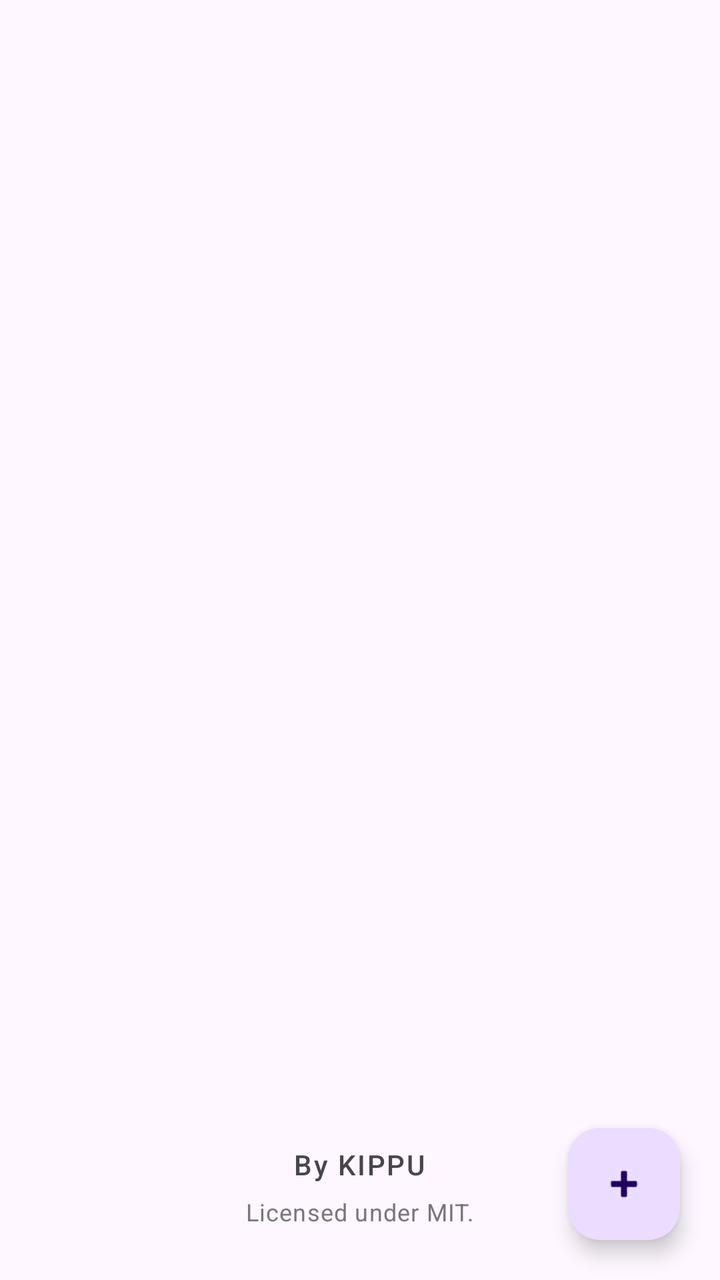
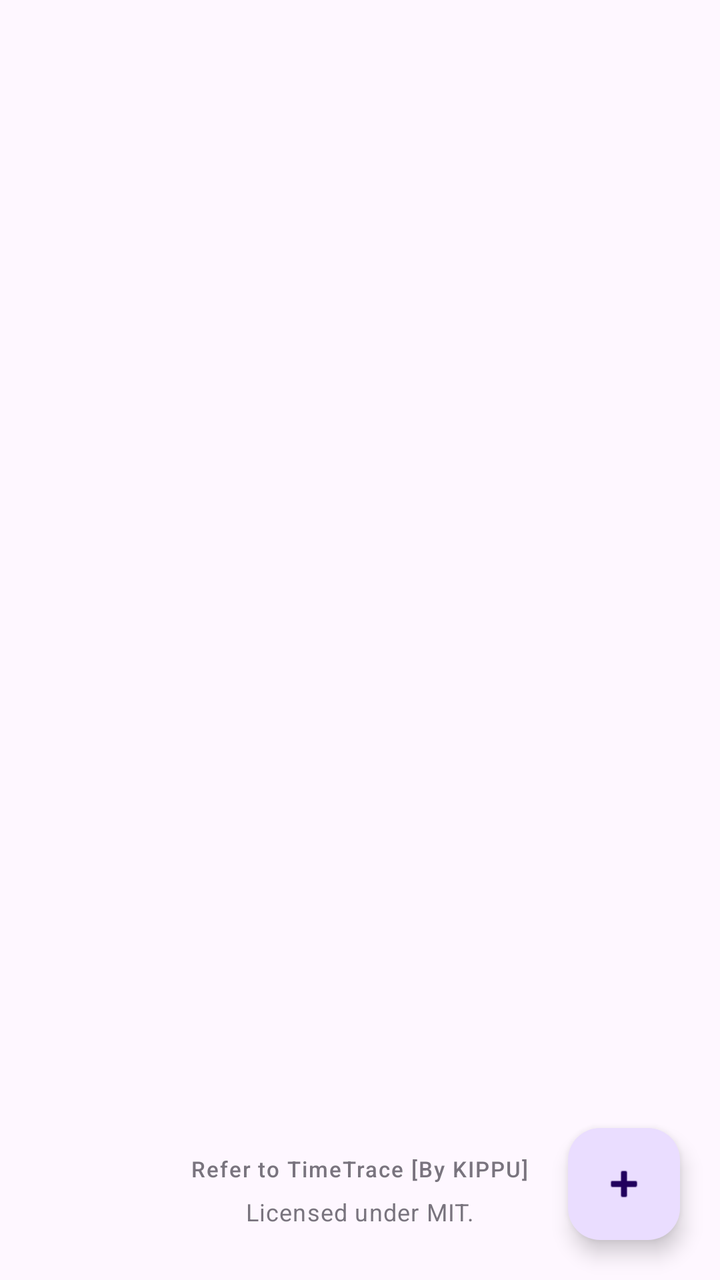

Compare the two renders of this Android layout. The source of the first and the diff that turns it into the second are given below.
<!-- AndroidManifest.xml: application theme Theme.Notebook -->
<!-- res/layout/fragment_countdown.xml -->
<?xml version="1.0" encoding="utf-8"?>
<FrameLayout xmlns:android="http://schemas.android.com/apk/res/android"
    xmlns:app="http://schemas.android.com/apk/res-auto"
    android:layout_width="match_parent"
    android:layout_height="match_parent"
    android:background="@android:color/transparent">
    <androidx.recyclerview.widget.RecyclerView
        android:id="@+id/recycler_countdown"
        android:layout_width="match_parent"
        android:layout_height="match_parent"
        android:clipToPadding="false"
        android:paddingTop="6dp"
        android:paddingBottom="96dp" />
    <LinearLayout
        android:id="@+id/empty_countdown"
        android:layout_width="wrap_content"
        android:layout_height="wrap_content"
        android:layout_gravity="center"
        android:gravity="center"
        android:orientation="vertical"
        android:visibility="gone">
        <TextView
            android:layout_width="wrap_content"
            android:layout_height="wrap_content"
            android:text="还没有倒数日"
            android:textAppearance="?attr/textAppearanceTitleMedium"
            android:textColor="?attr/colorOnSurfaceVariant" />
        <TextView
            android:layout_width="wrap_content"
            android:layout_height="wrap_content"
            android:layout_marginTop="6dp"
            android:text="点右下角 + 记一个重要的日子"
            android:textAppearance="?attr/textAppearanceBodyMedium"
            android:textColor="?attr/colorOnSurfaceVariant" />
    </LinearLayout>
    <LinearLayout
        android:layout_width="match_parent"
        android:layout_height="wrap_content"
        android:layout_gravity="bottom"
        android:layout_marginBottom="26dp"
        android:gravity="center"
        android:orientation="vertical">
        <TextView
            android:id="@+id/tv_credit_kippu"
            android:layout_width="wrap_content"
            android:layout_height="wrap_content"
            android:background="?attr/selectableItemBackgroundBorderless"
            android:letterSpacing="0.06"
            android:paddingStart="8dp"
            android:paddingEnd="8dp"
            android:paddingTop="2dp"
            android:paddingBottom="2dp"
            android:text="By KIPPU"
            android:textAppearance="?attr/textAppearanceTitleSmall"
            android:textColor="?attr/colorOnSurfaceVariant" />
        <TextView
            android:layout_width="wrap_content"
            android:layout_height="wrap_content"
            android:layout_marginTop="4dp"
            android:text="Licensed under MIT."
            android:textAppearance="?attr/textAppearanceBodySmall"
            android:textColor="?attr/colorOutline" />
    </LinearLayout>
    <com.google.android.material.floatingactionbutton.FloatingActionButton
        android:id="@+id/fab_countdown"
        android:layout_width="wrap_content"
        android:layout_height="wrap_content"
        android:layout_gravity="bottom|end"
        android:layout_margin="20dp"
        android:contentDescription="新建倒数日"
        app:srcCompat="@android:drawable/ic_input_add" />
</FrameLayout>
<!-- resources referenced by this layout -->
<resources>
  <style name="Theme.Notebook" parent="Theme.Material3.DayNight.NoActionBar">
          <item name="colorPrimary">@color/md_primary</item>
          <item name="colorOnPrimary">@color/md_on_primary</item>
          <item name="colorPrimaryContainer">@color/md_primary_container</item>
          <item name="colorOnPrimaryContainer">@color/md_on_primary_container</item>
          <item name="colorSecondary">@color/md_secondary</item>
          <item name="android:colorBackground">@color/md_surface</item>
          <item name="colorSurface">@color/md_surface</item>
          <item name="colorSurfaceContainer">@color/md_surface_container</item>
          <item name="colorSurfaceContainerHigh">@color/md_surface_container_high</item>
          <item name="colorOnSurface">@color/md_on_surface</item>
          <item name="colorOnSurfaceVariant">@color/md_on_surface_variant</item>
          <item name="colorOutline">@color/md_outline</item>
          <item name="android:statusBarColor">@android:color/transparent</item>
          <item name="android:navigationBarColor">@android:color/transparent</item>
          <item name="android:windowLayoutInDisplayCutoutMode">shortEdges</item>
          <item name="android:windowDrawsSystemBarBackgrounds">true</item>
          <item name="android:windowLightStatusBar">true</item>
      </style>
  <color name="md_primary">#6750A4</color>
  <color name="md_on_primary">#FFFFFF</color>
  <color name="md_primary_container">#EADDFF</color>
  <color name="md_on_primary_container">#21005D</color>
  <color name="md_secondary">#625B71</color>
  <color name="md_surface">#FEF7FF</color>
  <color name="md_surface_container">#F3EDF7</color>
  <color name="md_surface_container_high">#ECE6F0</color>
  <color name="md_on_surface">#1D1B20</color>
  <color name="md_on_surface_variant">#49454F</color>
  <color name="md_outline">#79747E</color>
</resources>

<!-- the commit's change to res/layout/fragment_countdown.xml (unified diff, before → after) -->
@@ -50,9 +50,9 @@
             android:paddingEnd="8dp"
             android:paddingTop="2dp"
             android:paddingBottom="2dp"
-            android:text="By KIPPU"
-            android:textAppearance="?attr/textAppearanceTitleSmall"
-            android:textColor="?attr/colorOnSurfaceVariant" />
+            android:text="Refer to TimeTrace [By KIPPU]"
+            android:textAppearance="?attr/textAppearanceLabelSmall"
+            android:textColor="?attr/colorOutline" />
         <TextView
             android:layout_width="wrap_content"
             android:layout_height="wrap_content"
